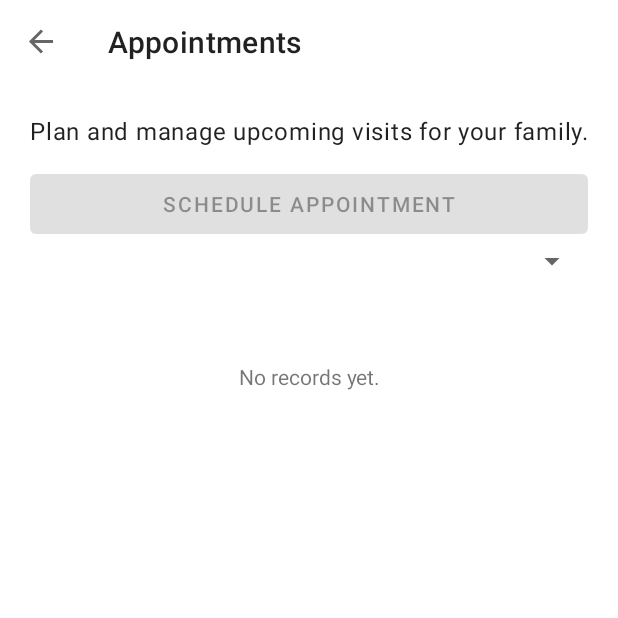
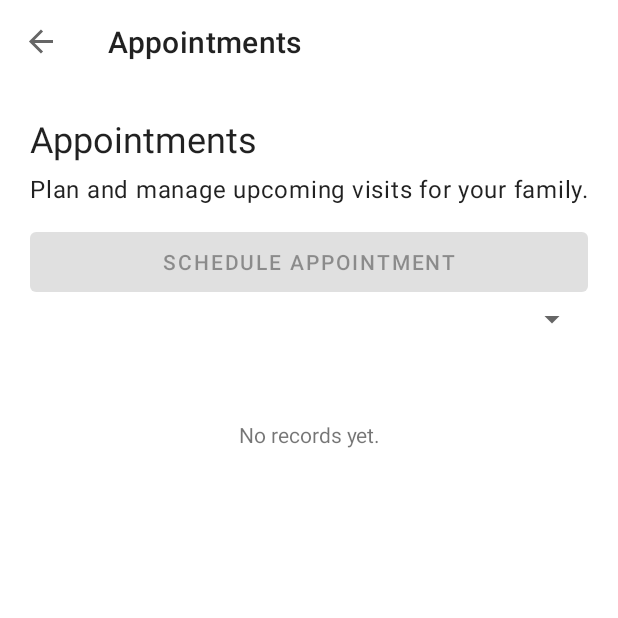
Before and after one commit to MarvinOuma/MamaLink, an Android app: the AppointmentFragment screen opened through its navigation route, on a phone screen of 412 x 824 dp, the top half of it. Run offline under Robolectric (Android 15) with nearby library versions, the phone set to English and light mode, and no system bars; our stand-ins replace navigation-ui.

Commit message:
Preserve destination titles on functional screens

```diff
--- a/app/src/main/java/com/mamalink/app/ui/appointment/AppointmentFragment.kt
+++ b/app/src/main/java/com/mamalink/app/ui/appointment/AppointmentFragment.kt
@@ -36,6 +36,7 @@ class AppointmentFragment : Fragment(R.layout.fragment_records) {
 
     override fun onViewCreated(view: View, savedInstanceState: Bundle?) {
         val b = FragmentRecordsBinding.bind(view); binding = b
+        b.placeholderTitle.text = getString(R.string.appointments_title)
         b.screenIntro.text = getString(R.string.appointment_intro); b.addButton.text = getString(R.string.add_appointment)
         b.filterSpinner.visibility = View.VISIBLE
         caregiversVm.caregivers.observe(viewLifecycleOwner) { list ->
--- a/app/src/main/java/com/mamalink/app/ui/caregiver/CaregiverFragment.kt
+++ b/app/src/main/java/com/mamalink/app/ui/caregiver/CaregiverFragment.kt
@@ -21,6 +21,7 @@ class CaregiverFragment : Fragment(R.layout.fragment_records) {
     }
     override fun onViewCreated(view: View, savedInstanceState: Bundle?) {
         val b = FragmentRecordsBinding.bind(view)
+        b.placeholderTitle.text = getString(R.string.caregiver_title)
         b.screenIntro.text = getString(R.string.caregiver_intro)
         b.addButton.text = getString(R.string.add_caregiver)
         b.addButton.setOnClickListener { showEditor(null) }
--- a/app/src/main/java/com/mamalink/app/ui/child/ChildFragment.kt
+++ b/app/src/main/java/com/mamalink/app/ui/child/ChildFragment.kt
@@ -30,6 +30,7 @@ class ChildFragment : Fragment(R.layout.fragment_records) {
 
     override fun onViewCreated(view: View, savedInstanceState: Bundle?) {
         val b = FragmentRecordsBinding.bind(view); binding = b
+        b.placeholderTitle.text = getString(R.string.child_title)
         b.screenIntro.text = getString(R.string.child_intro); b.addButton.text = getString(R.string.add_child)
         b.filterSpinner.visibility = View.VISIBLE
         caregiversVm.caregivers.observe(viewLifecycleOwner) { list ->
--- a/app/src/main/res/layout/fragment_records.xml
+++ b/app/src/main/res/layout/fragment_records.xml
@@ -3,6 +3,9 @@
     android:layout_width="match_parent" android:layout_height="match_parent" android:fillViewport="true">
     <LinearLayout android:layout_width="match_parent" android:layout_height="wrap_content"
         android:orientation="vertical" android:padding="20dp">
+        <TextView android:id="@+id/placeholder_title" android:layout_width="match_parent"
+            android:layout_height="wrap_content" android:textAppearance="?attr/textAppearanceHeadline5"
+            android:accessibilityHeading="true" android:paddingBottom="6dp" />
         <TextView android:id="@+id/screen_intro" android:layout_width="match_parent" android:layout_height="wrap_content"
             android:textAppearance="?attr/textAppearanceBody1" android:paddingBottom="12dp" />
         <com.google.android.material.button.MaterialButton android:id="@+id/add_button"
```
